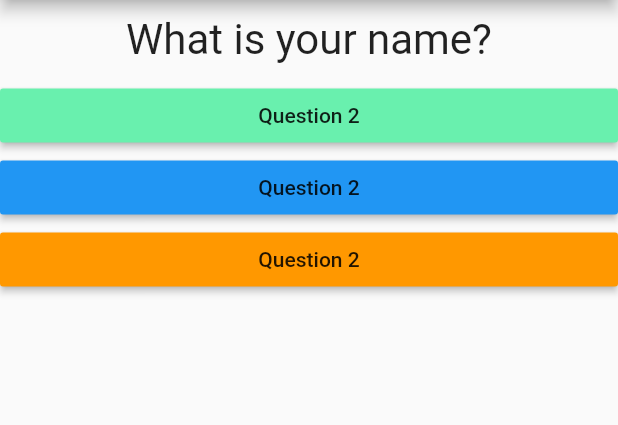
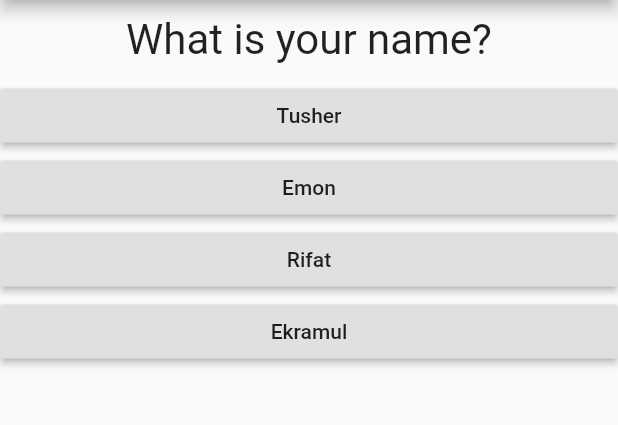
Before and after one commit to shishir2sr/Flutter_Quiz_App, a Flutter app: the screen it shows after launch, on a phone screen of 412 x 824 dp, the part 84-509 px from its top. Run offline on Flutter 3.47's test engine with Material 2 defaults, Android fonts, the phone set to English and light mode, and no system bars.

Commit message:
Working with map

```diff
--- a/lib/answer.dart
+++ b/lib/answer.dart
@@ -2,7 +2,7 @@ import 'package:flutter/material.dart';
 
 class Answers extends StatelessWidget {
   final Function ar;
-  final Color cl;
+  final String cl;
   Answers(this.ar, this.cl);
 
   @override
@@ -11,8 +11,7 @@ class Answers extends StatelessWidget {
       child: Container(
         width: double.infinity,
         child: RaisedButton(
-          child: Text('Question 2'),
-          color: cl,
+          child: Text(cl),
           onPressed: ar,
         ),
       ),
--- a/lib/main.dart
+++ b/lib/main.dart
@@ -12,17 +12,26 @@ class MyApp extends StatefulWidget {
 }
 
 class _MyAppState extends State<MyApp> {
-  var questionState = 0;
+  var _questionState = 0;
   void _answerQuestion() {
     setState(() {
-      questionState += 1;
+      _questionState += 1;
     });
   }
 
   var questions = [
-    'What is your name?',
-    'What is your fathers name?',
-    'What did you do to me?'
+    {
+      'questions': 'What is your name?',
+      'answers': ['Tusher', 'Emon', 'Rifat', 'Ekramul']
+    },
+    {
+      'questions': 'Where do you live?',
+      'answers': ['Tusher', 'Emon', 'Rifat']
+    },
+    {
+      'questions': 'What time is it now?',
+      'answers': ['Tusher', 'Emon']
+    }
   ];
   @override
   Widget build(BuildContext context) {
@@ -32,11 +41,9 @@ class _MyAppState extends State<MyApp> {
           title: Text("Quize"),
         ),
         body: Column(children: <Widget>[
-          Questions(questions[questionState]),
-          Answers(
-              _answerQuestion, Colors.greenAccent), //Answers class constractor
-          Answers(_answerQuestion, Colors.blue), //Answers class constractor
-          Answers(_answerQuestion, Colors.orange), //Answers class constractor
+          Questions(questions[_questionState]['questions']),
+          ...(questions[_questionState]['answers'] as List<String>)
+              .map((answer) => Answers(_answerQuestion, answer))
         ]),
       ),
     );
```
Also changed, not shown: pubspec.lock, 1 other file.
